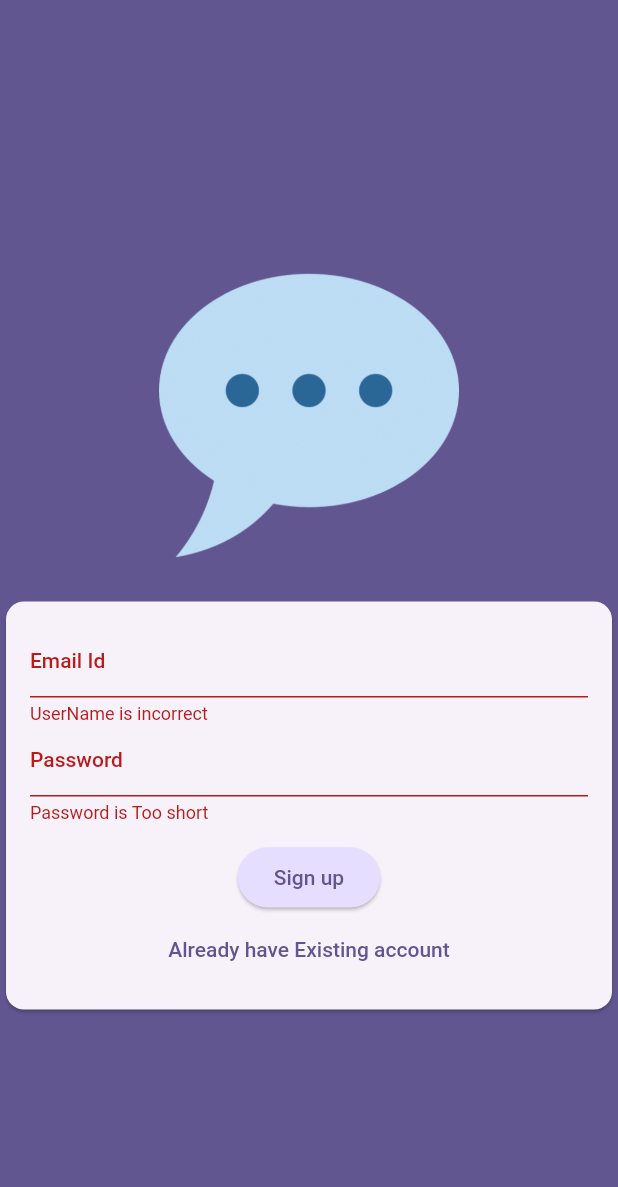
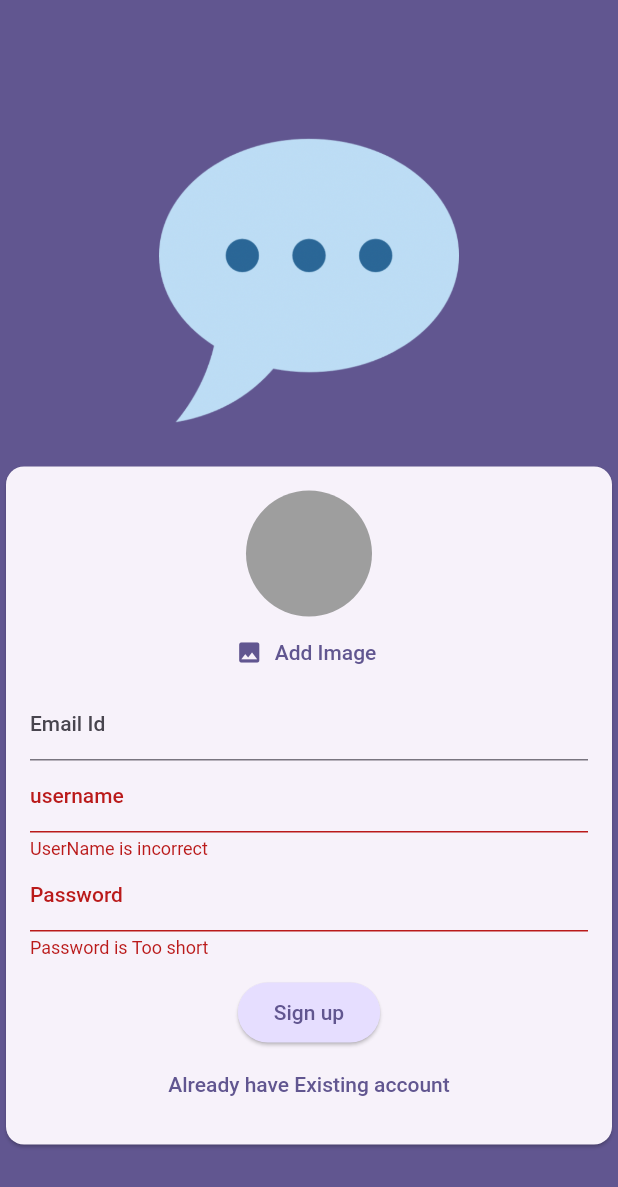
Before and after one commit to ASNoufal/chat-app, a Flutter app: the screen it shows after launch, after a tap on "Login", after a tap on "Create an account", on a phone screen of 412 x 824 dp. Shown: the top 1187 px of the screen. Run offline on Flutter 3.47's test engine with Material 2 defaults, Android fonts, the phone set to English and light mode, and no system bars; our stand-ins replace cloud_firestore, firebase_auth, firebase_core, firebase_storage, image_picker; accounts and stored records are empty.

```diff
--- a/lib/screen/auth.dart
+++ b/lib/screen/auth.dart
@@ -1,3 +1,8 @@
+import 'dart:io';
+
+import 'package:chatapp/widget/user_image_picker.dart';
+import 'package:cloud_firestore/cloud_firestore.dart';
+import 'package:firebase_storage/firebase_storage.dart';
 import 'package:flutter/material.dart';
 import 'package:firebase_auth/firebase_auth.dart';
 
@@ -11,13 +16,19 @@ class AuthScreen extends StatefulWidget {
 }
 
 class _AuthScreenState extends State<AuthScreen> {
+  File? currentImage;
   final _form = GlobalKey<FormState>();
   bool _isLogin = true;
   String emailid = '';
   String passid = '';
+  String username = '';
+  bool isAuthenticating = false;
   void submit() async {
     final validate = _form.currentState!.validate();
     if (!validate) {
+      return;
+    }
+    if (!_isLogin && currentImage == null) {
       return;
     }
 
@@ -25,17 +36,40 @@ class _AuthScreenState extends State<AuthScreen> {
     print(emailid);
     print(passid);
     try {
+      setState(() {
+        isAuthenticating = true;
+      });
       if (_isLogin) {
         final UserCredential = await _firebase.signInWithEmailAndPassword(
             email: emailid, password: passid);
       } else {
         final UserCredential = await _firebase.createUserWithEmailAndPassword(
             email: emailid, password: passid);
+
+        final imagestorage = FirebaseStorage.instance
+            .ref()
+            .child('userImage')
+            .child('${UserCredential.user!.uid}.jpg');
+
+        await imagestorage.putFile(currentImage!);
+        final imageurl = await imagestorage.getDownloadURL();
+
+        FirebaseFirestore.instance
+            .collection('user')
+            .doc(UserCredential.user!.uid)
+            .set({
+          'username': username,
+          'email': emailid,
+          'userimage': imageurl
+        });
       }
     } on FirebaseAuthException catch (error) {
       if (error.code == 'email-already-in-use') {
         //throw error
       }
+      setState(() {
+        isAuthenticating = false;
+      });
       ScaffoldMessenger.of(context).clearSnackBars();
       ScaffoldMessenger.of(context).showSnackBar(
           SnackBar(content: Text(error.message ?? "Authentication problems")));
@@ -65,6 +99,12 @@ class _AuthScreenState extends State<AuthScreen> {
                       child: Column(
                         mainAxisSize: MainAxisSize.min,
                         children: [
+                          if (!_isLogin)
+                            UserImagePicker(
+                              ongetimage: (image) {
+                                currentImage = image;
+                              },
+                            ),
                           TextFormField(
                             validator: (value) {
                               if (value == null ||
@@ -84,6 +124,22 @@ class _AuthScreenState extends State<AuthScreen> {
                             keyboardType: TextInputType.emailAddress,
                             autocorrect: false,
                             textCapitalization: TextCapitalization.none,
+                          ),
+                          if (!_isLogin)
+                            TextFormField(
+                              decoration: const InputDecoration(
+                                  label: Text("username")),
+                              validator: (value) {
+                                if (value == null ||
+                                    value.isEmpty ||
+                                    value.trim().length < 4) {
+                                  return "Too shoot";
+                                }
+                                return null;
+                              },
+                              onSaved: (newValue) {
+                                username = newValue!;
+                              },
                             ),
                           TextFormField(
                             validator: (value) {
@@ -105,6 +161,9 @@ class _AuthScreenState extends State<AuthScreen> {
                           const SizedBox(
                             height: 12,
                           ),
+                          if (isAuthenticating)
+                            const CircularProgressIndicator(),
+                          if (!isAuthenticating)
                             ElevatedButton(
                                 onPressed: submit,
                                 style: ElevatedButton.styleFrom(
--- /dev/null
+++ b/lib/widget/user_image_picker.dart
@@ -0,0 +1,48 @@
+import 'dart:io';
+
+import 'package:flutter/material.dart';
+import 'package:image_picker/image_picker.dart';
+
+class UserImagePicker extends StatefulWidget {
+  const UserImagePicker({super.key, required this.ongetimage});
+  final void Function(File image) ongetimage;
+
+  @override
+  State<UserImagePicker> createState() => _UserImagePickerState();
+}
+
+class _UserImagePickerState extends State<UserImagePicker> {
+  File? getimage;
+  void pickimage() async {
+    final pickedImage = await ImagePicker()
+        .pickImage(source: ImageSource.camera, imageQuality: 50, maxWidth: 150);
+    if (pickedImage == null) {
+      return;
+    }
+    setState(() {
+      getimage = File(pickedImage.path);
+    });
+
+    widget.ongetimage(getimage!);
+  }
+
+  @override
+  Widget build(BuildContext context) {
+    return Column(
+      children: [
+        CircleAvatar(
+          radius: 42,
+          backgroundColor: Colors.grey,
+          foregroundImage: getimage != null ? FileImage(getimage!) : null,
+        ),
+        TextButton.icon(
+            onPressed: pickimage,
+            icon: const Icon(Icons.image),
+            label: Text(
+              "Add Image",
+              style: TextStyle(color: Theme.of(context).colorScheme.primary),
+            ))
+      ],
+    );
+  }
+}
--- a/pubspec.yaml
+++ b/pubspec.yaml
@@ -37,6 +37,9 @@ dependencies:
   cupertino_icons: ^1.0.2
   firebase_core: ^2.15.0
   firebase_auth: ^4.7.2
+  firebase_storage: ^11.2.5
+  image_picker: ^1.0.1
+  cloud_firestore: ^4.8.4
 
 dev_dependencies:
   flutter_test:
```
Also changed, not shown: pubspec.lock, 6 other files. Lines whose indentation alone changed are shown as unchanged.
